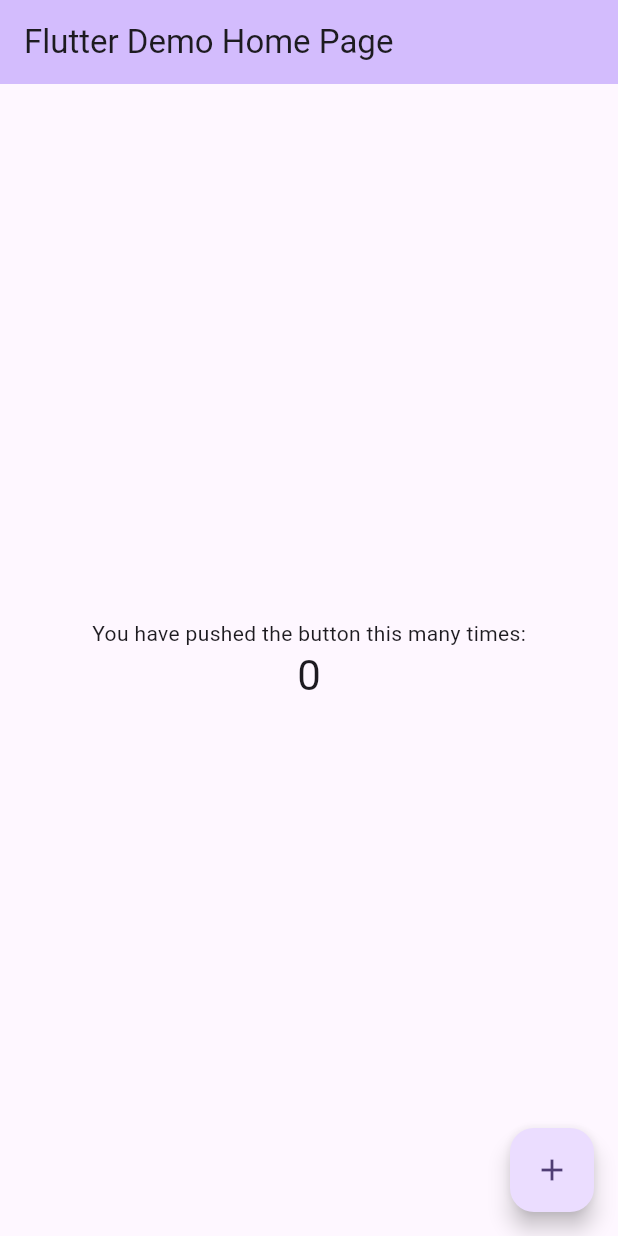
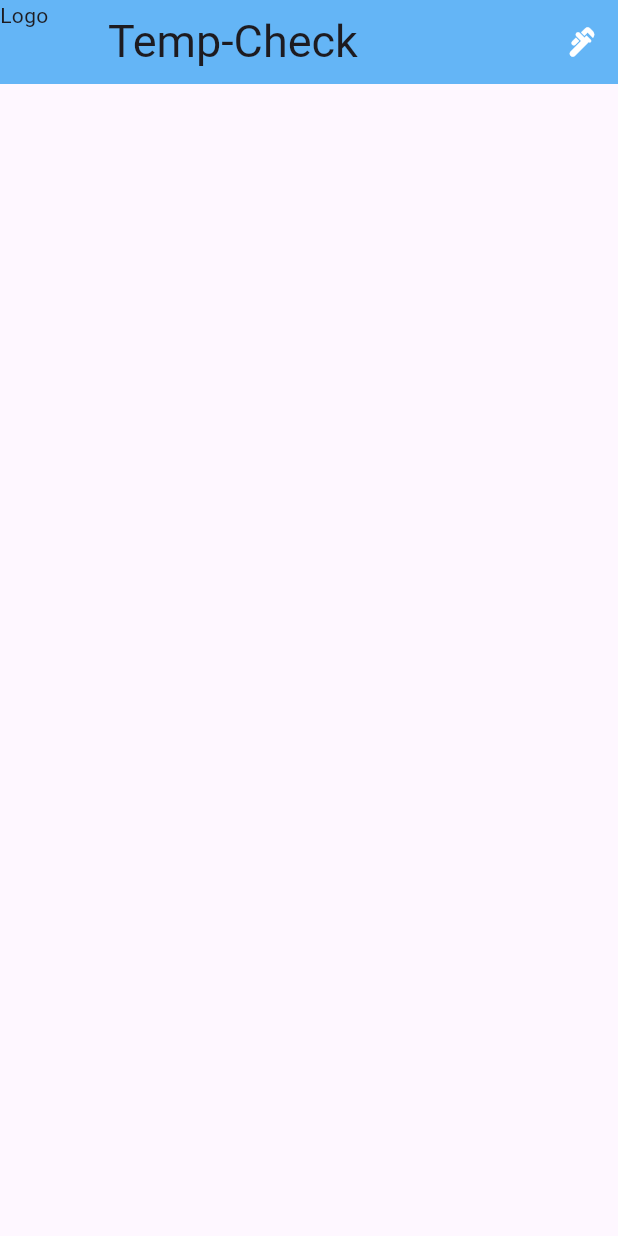
Before and after one commit to temp-check-wmc/temp-check-frontend, a Flutter app: the screen it shows after launch, on a phone screen of 412 x 824 dp. Run offline on Flutter 3.47's test engine with Material 3 defaults, Android fonts, the phone set to English and light mode, and no system bars.

Commit message:
Added Routing and Home AppBar

```diff
--- a/lib/main.dart
+++ b/lib/main.dart
@@ -1,4 +1,6 @@
 import 'package:flutter/material.dart';
+import 'package:temp_check_frontend/pages/home.dart';
+import 'package:temp_check_frontend/pages/settings.dart';
 
 void main() {
   runApp(const MyApp());
@@ -12,114 +14,16 @@ class MyApp extends StatelessWidget {
   Widget build(BuildContext context) {
     return MaterialApp(
       title: 'Flutter Demo',
+      debugShowCheckedModeBanner: false,
       theme: ThemeData(
-        // This is the theme of your application.
-        //
-        // TRY THIS: Try running your application with "flutter run". You'll see
-        // the application has a blue toolbar. Then, without quitting the app,
-        // try changing the seedColor in the colorScheme below to Colors.green
-        // and then invoke "hot reload" (save your changes or press the "hot
-        // reload" button in a Flutter-supported IDE, or press "r" if you used
-        // the command line to start the app).
-        //
-        // Notice that the counter didn't reset back to zero; the application
-        // state is not lost during the reload. To reset the state, use hot
-        // restart instead.
-        //
-        // This works for code too, not just values: Most code changes can be
-        // tested with just a hot reload.
         colorScheme: ColorScheme.fromSeed(seedColor: Colors.deepPurple),
         useMaterial3: true,
       ),
-      home: const MyHomePage(title: 'Flutter Demo Home Page'),
+      initialRoute: "/",
+      routes: {
+        "/" : (context) => const Home(title: "Home",),
+        "/settings" : (context) => const Settings(title: "Settings"),
+      },
     );
   }
 }
-
-class MyHomePage extends StatefulWidget {
-  const MyHomePage({super.key, required this.title});
-
-  // This widget is the home page of your application. It is stateful, meaning
-  // that it has a State object (defined below) that contains fields that affect
-  // how it looks.
-
-  // This class is the configuration for the state. It holds the values (in this
-  // case the title) provided by the parent (in this case the App widget) and
-  // used by the build method of the State. Fields in a Widget subclass are
-  // always marked "final".
-
-  final String title;
-
-  @override
-  State<MyHomePage> createState() => _MyHomePageState();
-}
-
-class _MyHomePageState extends State<MyHomePage> {
-  int _counter = 0;
-
-  void _incrementCounter() {
-    setState(() {
-      // This call to setState tells the Flutter framework that something has
-      // changed in this State, which causes it to rerun the build method below
-      // so that the display can reflect the updated values. If we changed
-      // _counter without calling setState(), then the build method would not be
-      // called again, and so nothing would appear to happen.
-      _counter++;
-    });
-  }
-
-  @override
-  Widget build(BuildContext context) {
-    // This method is rerun every time setState is called, for instance as done
-    // by the _incrementCounter method above.
-    //
-    // The Flutter framework has been optimized to make rerunning build methods
-    // fast, so that you can just rebuild anything that needs updating rather
-    // than having to individually change instances of widgets.
-    return Scaffold(
-      appBar: AppBar(
-        // TRY THIS: Try changing the color here to a specific color (to
-        // Colors.amber, perhaps?) and trigger a hot reload to see the AppBar
-        // change color while the other colors stay the same.
-        backgroundColor: Theme.of(context).colorScheme.inversePrimary,
-        // Here we take the value from the MyHomePage object that was created by
-        // the App.build method, and use it to set our appbar title.
-        title: Text(widget.title),
-      ),
-      body: Center(
-        // Center is a layout widget. It takes a single child and positions it
-        // in the middle of the parent.
-        child: Column(
-          // Column is also a layout widget. It takes a list of children and
-          // arranges them vertically. By default, it sizes itself to fit its
-          // children horizontally, and tries to be as tall as its parent.
-          //
-          // Column has various properties to control how it sizes itself and
-          // how it positions its children. Here we use mainAxisAlignment to
-          // center the children vertically; the main axis here is the vertical
-          // axis because Columns are vertical (the cross axis would be
-          // horizontal).
-          //
-          // TRY THIS: Invoke "debug painting" (choose the "Toggle Debug Paint"
-          // action in the IDE, or press "p" in the console), to see the
-          // wireframe for each widget.
-          mainAxisAlignment: MainAxisAlignment.center,
-          children: <Widget>[
-            const Text(
-              'You have pushed the button this many times:',
-            ),
-            Text(
-              '$_counter',
-              style: Theme.of(context).textTheme.headlineMedium,
-            ),
-          ],
-        ),
-      ),
-      floatingActionButton: FloatingActionButton(
-        onPressed: _incrementCounter,
-        tooltip: 'Increment',
-        child: const Icon(Icons.add),
-      ), // This trailing comma makes auto-formatting nicer for build methods.
-    );
-  }
-}
--- /dev/null
+++ b/lib/pages/home.dart
@@ -0,0 +1,28 @@
+import 'package:flutter/material.dart';
+
+class Home extends StatefulWidget {
+  const Home({super.key, required String title});
+
+  @override
+  State<Home> createState() => _HomeState();
+}
+
+class _HomeState extends State<Home> {
+  @override
+  Widget build(BuildContext context) {
+    return Scaffold(
+      appBar: AppBar(
+        backgroundColor: Colors.blue[300],
+        title: const Text("Temp-Check", style: TextStyle(fontSize: 30),),
+        leading: const Text("Logo"), //TODO Create Logo
+        actions: [
+          IconButton(onPressed: () {
+
+            Navigator.pushNamed(context, "/settings");
+
+          }, icon: const Icon(Icons.plumbing, color: Colors.white,))
+        ],
+      ),
+    );
+  }
+}
--- /dev/null
+++ b/lib/pages/settings.dart
@@ -0,0 +1,15 @@
+import 'package:flutter/material.dart';
+
+class Settings extends StatefulWidget {
+  const Settings({super.key, required String title});
+
+  @override
+  State<Settings> createState() => _SettingsState();
+}
+
+class _SettingsState extends State<Settings> {
+  @override
+  Widget build(BuildContext context) {
+    return const Placeholder();
+  }
+}
```
